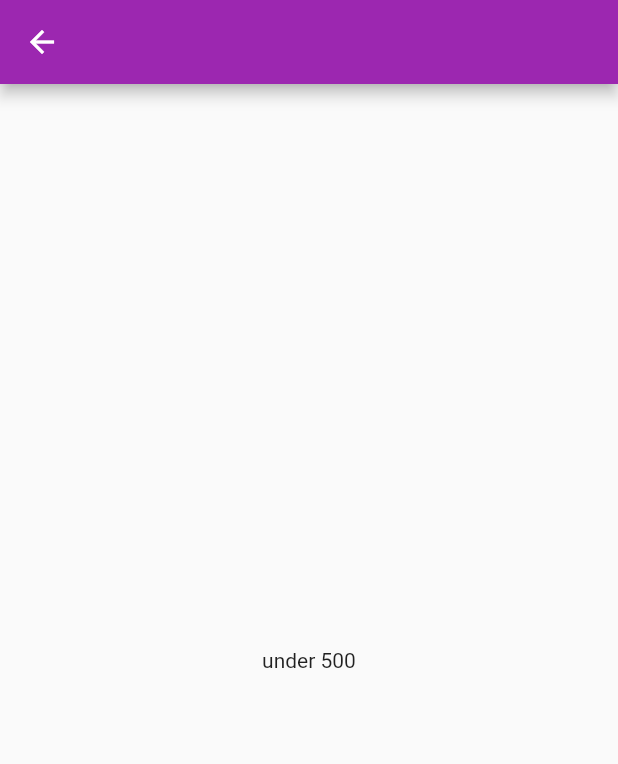
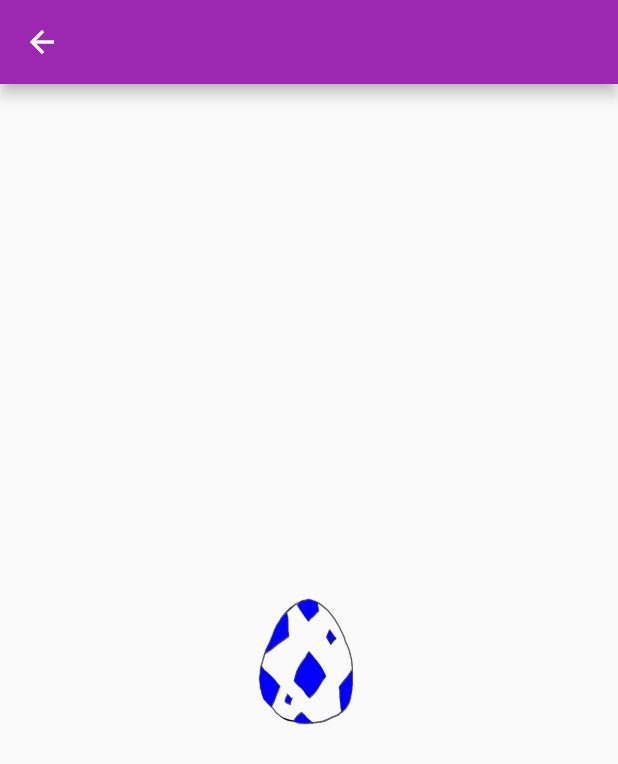
Before and after one commit to U-Masaki-ta/Health_app, a Flutter app: the SecondRoute screen opened by its route, on a phone screen of 412 x 824 dp. Shown: the top 764 px of the screen. Run offline on Flutter 3.47's test engine with Material 2 defaults, Android fonts, the phone set to English and light mode, and no system bars; our stand-ins replace hive, hive_flutter, permission_handler; missing offline and left inert: health; accounts and stored records are empty; generated files the repository leaves out were written again.

Commit message:
add: new animation

```diff
--- a/lib/main.dart
+++ b/lib/main.dart
@@ -225,7 +225,7 @@ class _HealthScreenState extends State<HealthScreen> {
                     iconSize: 64,
                     onPressed: () {
                       int _steps = Hive.box('steps').get(date);
-                      if (_steps >= 500) {
+                      if (_steps >= 10000) {
                         Navigator.push(
                           context,
                           MaterialPageRoute(
--- a/lib/pet.dart
+++ b/lib/pet.dart
@@ -10,8 +10,11 @@ class SecondRoute extends StatelessWidget {
           mainAxisAlignment: MainAxisAlignment.spaceEvenly,
           crossAxisAlignment: CrossAxisAlignment.center,
           children: <Widget>[
-            Text(
-              'under 500',
+            Image(
+              image: AssetImage('assets/egg.gif'),
+              height: 100.0,
+              width: 100.0,
+              fit: BoxFit.cover,
             ),
           ],
         ),
--- a/pubspec.yaml
+++ b/pubspec.yaml
@@ -64,6 +64,7 @@ flutter:
 
   assets:
    - assets/niwatori-ani02.gif
+   - assets/egg.gif
 
   # To add assets to your application, add an assets section, like this:
   # assets:
```
Also changed, not shown: assets/egg.gif (added).
